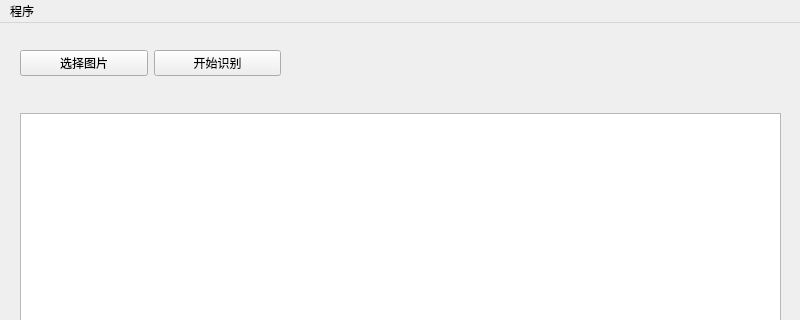
Qt form tools/baidu_ocr_app/app.ui (wang-century/PythonCode) before a commit; both pictures show x 0 to 800 and y 0 to 320 of the 800 by 600 pixel window.
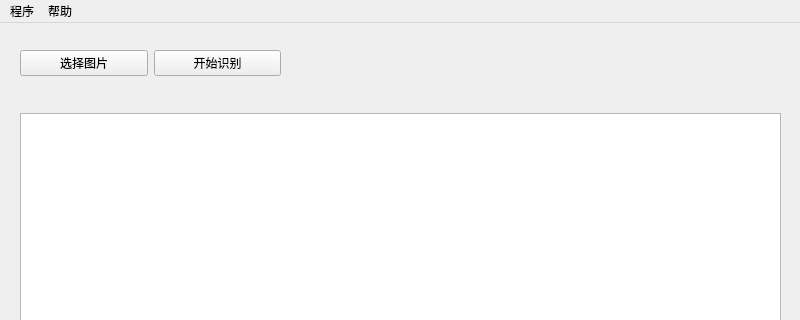
The same form after that commit.

```diff
--- a/tools/baidu_ocr_app/app.ui
+++ b/tools/baidu_ocr_app/app.ui
@@ -75,7 +75,15 @@
     <addaction name="action_abou"/>
     <addaction name="action_quit"/>
    </widget>
+   <widget class="QMenu" name="menu_2">
+    <property name="title">
+     <string>帮助</string>
+    </property>
+    <addaction name="action_help_2"/>
+    <addaction name="action_about_2"/>
+   </widget>
    <addaction name="menu"/>
+   <addaction name="menu_2"/>
   </widget>
   <action name="action_help">
    <property name="text">
```
Left out of the diff: 13 changed lines with no effect on the pictures.
